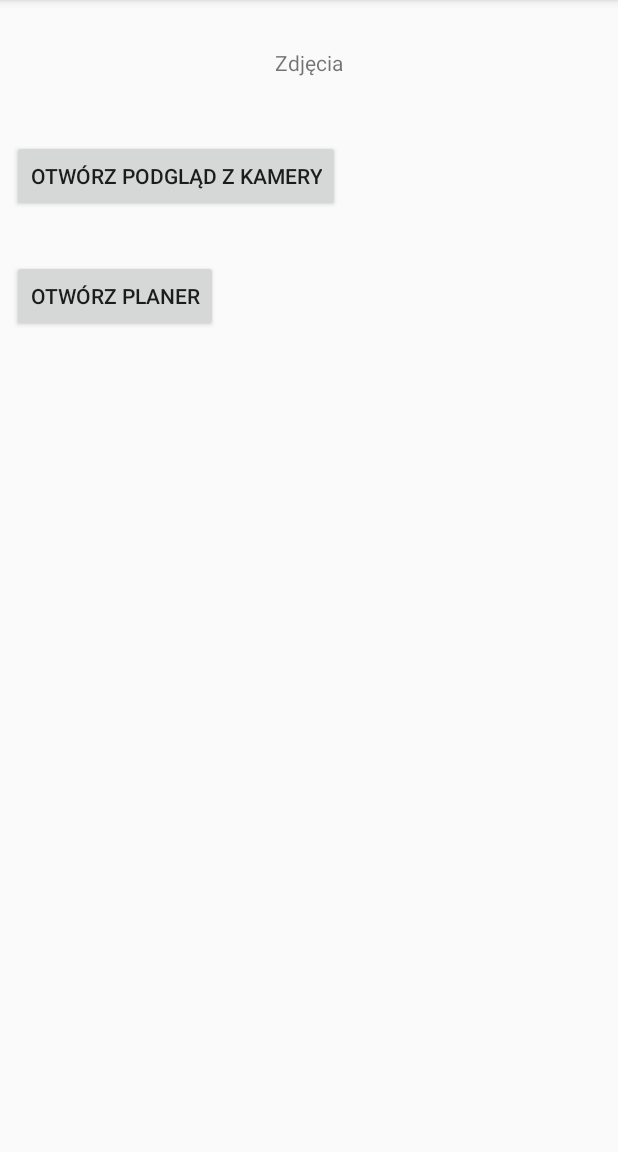
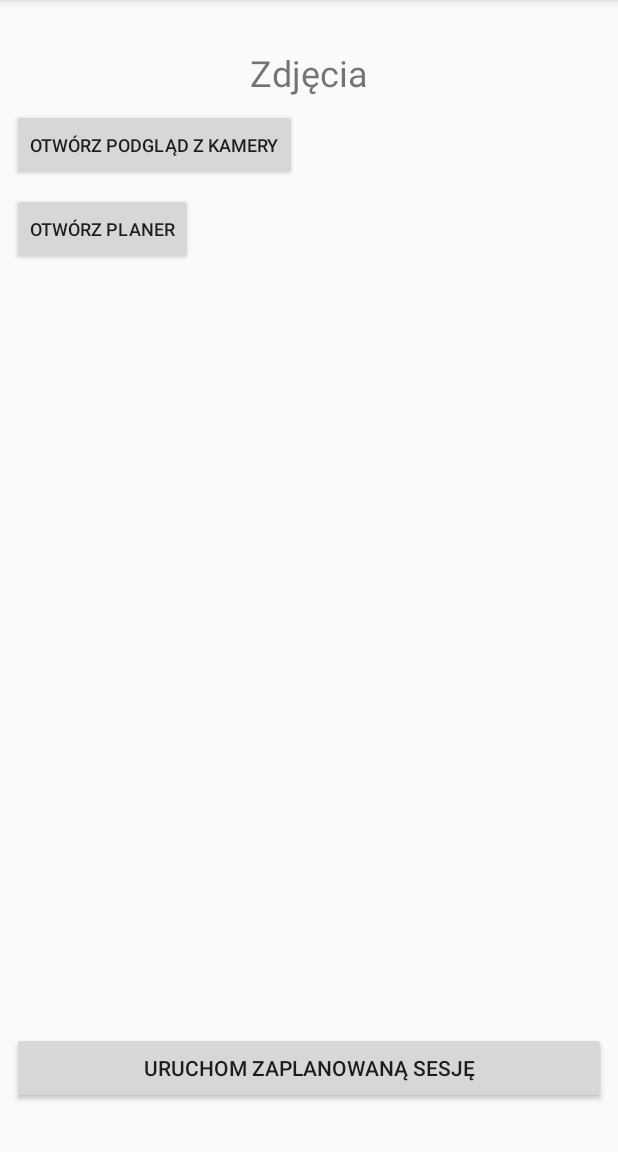
Before and after one commit to sebastiansoch/TakePhoto, an Android app: the screen it shows after launch (MainActivity), on a phone screen of 412 x 824 dp, the part 84-1236 px from its top. Run offline under Robolectric (Android 15) with nearby library versions, the phone set to English and light mode, and no system bars.

```diff
--- a/app/src/main/AndroidManifest.xml
+++ b/app/src/main/AndroidManifest.xml
@@ -3,6 +3,7 @@
     package="com.sebastiansoch.takephoto">
 
     <uses-permission android:name="android.permission.CAMERA" />
+    <uses-permission android:name="android.permission.WRITE_EXTERNAL_STORAGE" />
 
     <application
         android:allowBackup="true"
--- a/app/src/main/res/layout/activity_main.xml
+++ b/app/src/main/res/layout/activity_main.xml
@@ -9,11 +9,12 @@
     <TextView
         android:id="@+id/info_textView"
         android:layout_width="wrap_content"
-        android:layout_height="29dp"
+        android:layout_height="wrap_content"
         android:layout_marginStart="8dp"
         android:layout_marginTop="32dp"
         android:layout_marginEnd="8dp"
         android:text="Zdjęcia"
+        android:textSize="24sp"
         app:layout_constraintEnd_toEndOf="parent"
         app:layout_constraintStart_toStartOf="parent"
         app:layout_constraintTop_toTopOf="parent" />
@@ -22,10 +23,11 @@
         android:id="@+id/cameraPreview_btn"
         android:layout_width="wrap_content"
         android:layout_height="wrap_content"
-        android:layout_marginTop="32dp"
         android:layout_marginStart="8dp"
+        android:layout_marginTop="8dp"
         android:onClick="openCameraPreview"
         android:text="@string/open_camera_preview"
+        android:textSize="12sp"
         app:layout_constraintStart_toStartOf="parent"
         app:layout_constraintTop_toBottomOf="@+id/info_textView" />
 
@@ -34,11 +36,24 @@
         android:layout_width="wrap_content"
         android:layout_height="wrap_content"
         android:layout_marginStart="8dp"
-        android:layout_marginTop="32dp"
+        android:layout_marginTop="8dp"
         android:onClick="openPhotoScheduler"
         android:text="@string/open_photo_scheduler"
+        android:textSize="12sp"
         app:layout_constraintStart_toStartOf="parent"
         app:layout_constraintTop_toBottomOf="@+id/cameraPreview_btn" />
 
+    <Button
+        android:id="@+id/executeScheduler_btn"
+        android:layout_width="match_parent"
+        android:layout_height="wrap_content"
+        android:layout_marginStart="8dp"
+        android:layout_marginEnd="8dp"
+        android:layout_marginBottom="32dp"
+        android:onClick="executeSchedular"
+        android:text="@string/execute_scheduler"
+        app:layout_constraintBottom_toBottomOf="parent"
+        app:layout_constraintStart_toStartOf="parent" />
+
 
 </android.support.constraint.ConstraintLayout>
--- a/app/src/main/res/values/strings.xml
+++ b/app/src/main/res/values/strings.xml
@@ -5,4 +5,5 @@
     <string name="save_schedule">Zapisz plan</string>
     <string name="close_camera_preview">Zamknij podgląd</string>
     <string name="choose_period">Wybierz interwał czasowy</string>
+    <string name="execute_scheduler">Uruchom zaplanowaną sesję</string>
 </resources>
```
Also changed, not shown: app/src/main/java/com/sebastiansoch/takephoto/MainActivity.java (+65 -0 lines), 228 other files.
